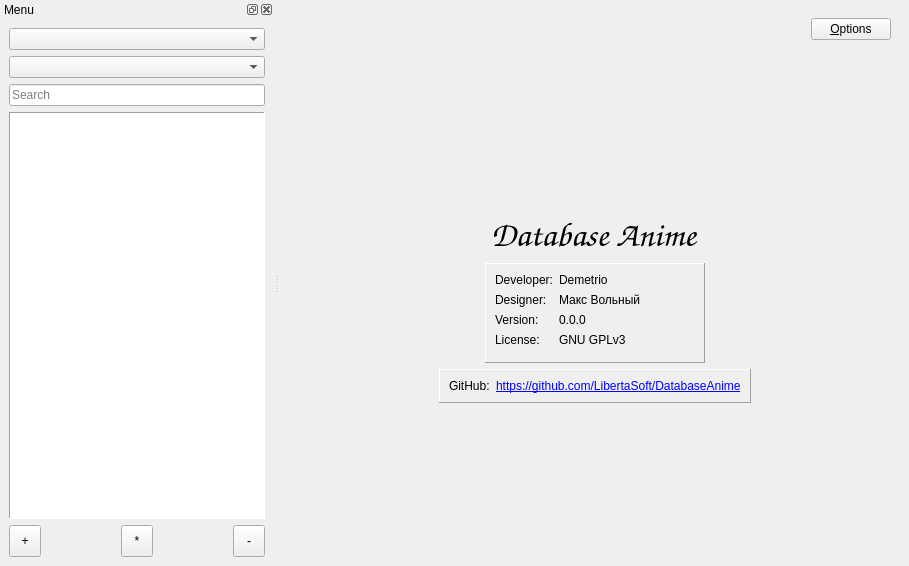
The window that mainwindow.ui (LibertaSoft/DatabaseAnime) describes before a commit, drawn with Qt 5.
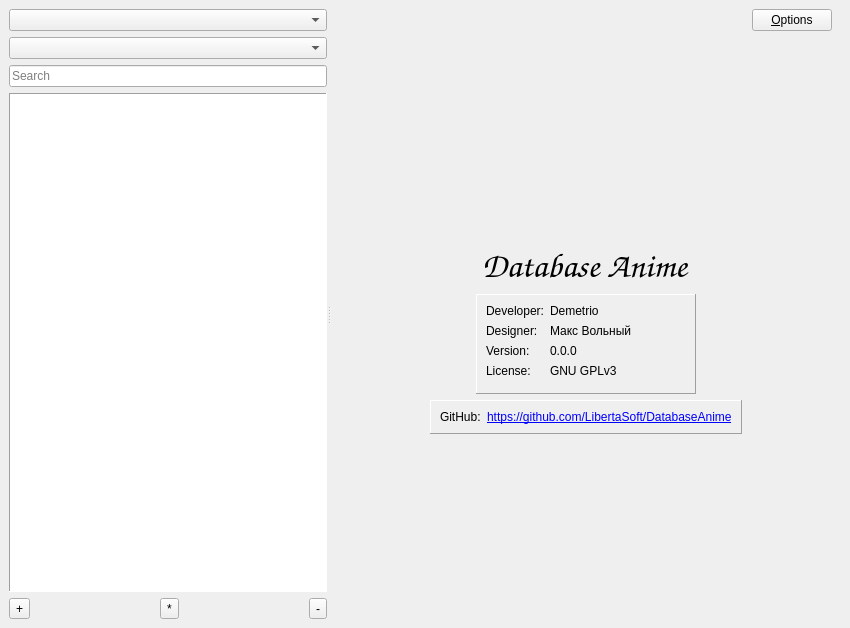
The same window after the commit. The open tabs and pages were chosen to show the change. Icons and pictures are not drawn. Custom widgets are drawn as their Qt base class.

Commit message: Удалён DockMenu, вместо него разделяемый splitter'ом layout. Координально изменён вид диалога настроек, в интерфейс добавлены импорт и экспорт. Частично реализован экспорт в XML.

The edit to the form file:
```diff
--- a/mainwindow.ui
+++ b/mainwindow.ui
@@ -6,8 +6,8 @@
    <rect>
     <x>0</x>
     <y>0</y>
-    <width>909</width>
-    <height>566</height>
+    <width>850</width>
+    <height>628</height>
    </rect>
   </property>
   <property name="windowTitle">
@@ -34,7 +34,169 @@
   <widget class="QWidget" name="centralwidget">
    <layout class="QHBoxLayout" name="horizontalLayout">
     <item>
+     <widget class="QSplitter" name="splitter">
+      <property name="orientation">
+       <enum>Qt::Horizontal</enum>
+      </property>
+      <widget class="QWidget" name="verticalLayoutWidget">
+       <layout class="QVBoxLayout" name="verticalLayout_6">
+        <property name="sizeConstraint">
+         <enum>QLayout::SetDefaultConstraint</enum>
+        </property>
+        <item>
+         <widget class="QComboBox" name="CB_Section">
+          <property name="sizePolicy">
+           <sizepolicy hsizetype="Preferred" vsizetype="Fixed">
+            <horstretch>0</horstretch>
+            <verstretch>0</verstretch>
+           </sizepolicy>
+          </property>
+         </widget>
+        </item>
+        <item>
+         <widget class="QComboBox" name="CB_Filter">
+          <property name="sizePolicy">
+           <sizepolicy hsizetype="Preferred" vsizetype="Fixed">
+            <horstretch>0</horstretch>
+            <verstretch>0</verstretch>
+           </sizepolicy>
+          </property>
+         </widget>
+        </item>
+        <item>
+         <widget class="QLineEdit" name="lineEdit_Search">
+          <property name="sizePolicy">
+           <sizepolicy hsizetype="Preferred" vsizetype="Fixed">
+            <horstretch>0</horstretch>
+            <verstretch>0</verstretch>
+           </sizepolicy>
+          </property>
+          <property name="text">
+           <string notr="true"/>
+          </property>
+          <property name="maxLength">
+           <number>256</number>
+          </property>
+          <property name="frame">
+           <bool>true</bool>
+          </property>
+          <property name="placeholderText">
+           <string>Search</string>
+          </property>
+          <property name="clearButtonEnabled">
+           <bool>true</bool>
+          </property>
+         </widget>
+        </item>
+        <item>
+         <widget class="QListView" name="listView_ListItemsSection">
+          <property name="sizePolicy">
+           <sizepolicy hsizetype="Preferred" vsizetype="Expanding">
+            <horstretch>0</horstretch>
+            <verstretch>0</verstretch>
+           </sizepolicy>
+          </property>
+          <property name="frameShape">
+           <enum>QFrame::Panel</enum>
+          </property>
+          <property name="selectionBehavior">
+           <enum>QAbstractItemView::SelectRows</enum>
+          </property>
+          <property name="uniformItemSizes">
+           <bool>true</bool>
+          </property>
+         </widget>
+        </item>
+        <item>
+         <layout class="QHBoxLayout" name="HLay_ToolBtn">
+          <property name="sizeConstraint">
+           <enum>QLayout::SetDefaultConstraint</enum>
+          </property>
+          <item>
+           <widget class="QToolButton" name="TButton_Add">
+            <property name="toolTip">
+             <string extracomment="Hint(toolTip) Button Add">Add</string>
+            </property>
+            <property name="text">
+             <string comment="Text on button add [unused]">+</string>
+            </property>
+            <property name="icon">
+             <iconset resource="resource.qrc">
+              <normaloff>:/images/list-add.png</normaloff>:/images/list-add.png</iconset>
+            </property>
+           </widget>
+          </item>
+          <item>
+           <spacer name="HSpacer_5">
+            <property name="orientation">
+             <enum>Qt::Horizontal</enum>
+            </property>
+            <property name="sizeType">
+             <enum>QSizePolicy::Expanding</enum>
+            </property>
+            <property name="sizeHint" stdset="0">
+             <size>
+              <width>20</width>
+              <height>20</height>
+             </size>
+            </property>
+           </spacer>
+          </item>
+          <item>
+           <widget class="QToolButton" name="TButton_Edit">
+            <property name="toolTip">
+             <string extracomment="Hint(toolTip) Button Edit">Edit</string>
+            </property>
+            <property name="text">
+             <string comment="Text on button edit [unused]">*</string>
+            </property>
+            <property name="icon">
+             <iconset resource="resource.qrc">
+              <normaloff>:/images/edit.png</normaloff>:/images/edit.png</iconset>
+            </property>
+           </widget>
+          </item>
+          <item>
+           <spacer name="HSpacer_6">
+            <property name="orientation">
+             <enum>Qt::Horizontal</enum>
+            </property>
+            <property name="sizeType">
+             <enum>QSizePolicy::Expanding</enum>
+            </property>
+            <property name="sizeHint" stdset="0">
+             <size>
+              <width>20</width>
+              <height>20</height>
+             </size>
+            </property>
+           </spacer>
+          </item>
+          <item>
+           <widget class="QToolButton" name="TButton_Delete">
+            <property name="toolTip">
+             <string extracomment="Hint(toolTip) Button Delete">Delete</string>
+            </property>
+            <property name="text">
+             <string comment="Text on button delete [unused]">-</string>
+            </property>
+            <property name="icon">
+             <iconset resource="resource.qrc">
+              <normaloff>:/images/list-remove.png</normaloff>:/images/list-remove.png</iconset>
+            </property>
+           </widget>
+          </item>
+         </layout>
+        </item>
+       </layout>
+      </widget>
      <widget class="QStackedWidget" name="stackedWidget">
+       <property name="sizePolicy">
+        <sizepolicy hsizetype="Preferred" vsizetype="Preferred">
+         <horstretch>0</horstretch>
+         <verstretch>0</verstretch>
+        </sizepolicy>
+       </property>
       <property name="baseSize">
        <size>
         <width>150</width>
@@ -52,6 +214,12 @@
       </property>
       <widget class="QWidget" name="StartPage">
        <layout class="QVBoxLayout" name="verticalLayout_2">
+         <property name="topMargin">
+          <number>0</number>
+         </property>
+         <property name="bottomMargin">
+          <number>0</number>
+         </property>
         <item>
          <layout class="QHBoxLayout" name="HLay_Options">
           <property name="sizeConstraint">
@@ -134,12 +302,6 @@
           <property name="frameShadow">
            <enum>QFrame::Plain</enum>
           </property>
-          <property name="text">
-           <string notr="true"/>
-          </property>
-          <property name="textFormat">
-           <enum>Qt::AutoText</enum>
-          </property>
           <property name="pixmap">
            <pixmap resource="resource.qrc">:/images/DBA_logo_m.png</pixmap>
           </property>
@@ -149,18 +311,6 @@
           <property name="alignment">
            <set>Qt::AlignCenter</set>
           </property>
-          <property name="wordWrap">
-           <bool>false</bool>
-          </property>
-          <property name="margin">
-           <number>0</number>
-          </property>
-          <property name="indent">
-           <number>-1</number>
-          </property>
-          <property name="openExternalLinks">
-           <bool>false</bool>
-          </property>
          </widget>
         </item>
         <item>
@@ -569,169 +719,9 @@
        </layout>
       </widget>
      </widget>
-    </item>
-   </layout>
-  </widget>
-  <widget class="QDockWidget" name="dockMenu">
-   <property name="minimumSize">
-    <size>
-     <width>140</width>
-     <height>429</height>
-    </size>
-   </property>
-   <property name="maximumSize">
-    <size>
-     <width>524287</width>
-     <height>524287</height>
-    </size>
-   </property>
-   <property name="baseSize">
-    <size>
-     <width>0</width>
-     <height>0</height>
-    </size>
-   </property>
-   <property name="floating">
-    <bool>false</bool>
-   </property>
-   <property name="allowedAreas">
-    <set>Qt::LeftDockWidgetArea|Qt::RightDockWidgetArea</set>
-   </property>
-   <property name="windowTitle">
-    <string>Menu</string>
-   </property>
-   <attribute name="dockWidgetArea">
-    <number>1</number>
-   </attribute>
-   <widget class="QWidget" name="dockWidgetContents">
-    <layout class="QVBoxLayout" name="verticalLayout">
-     <item>
-      <widget class="QComboBox" name="CB_Section"/>
-     </item>
-     <item>
-      <widget class="QComboBox" name="CB_Filter"/>
-     </item>
-     <item>
-      <widget class="QLineEdit" name="lineEdit_Search">
-       <property name="text">
-        <string notr="true"/>
-       </property>
-       <property name="maxLength">
-        <number>256</number>
-       </property>
-       <property name="placeholderText">
-        <string>Search</string>
-       </property>
-       <property name="clearButtonEnabled">
-        <bool>true</bool>
-       </property>
-      </widget>
-     </item>
-     <item>
-      <widget class="QListView" name="listView_ListItemsSection">
-       <property name="frameShape">
-        <enum>QFrame::Panel</enum>
-       </property>
-       <property name="selectionBehavior">
-        <enum>QAbstractItemView::SelectRows</enum>
-       </property>
-       <property name="uniformItemSizes">
-        <bool>true</bool>
-       </property>
-      </widget>
-     </item>
-     <item>
-      <layout class="QHBoxLayout" name="HLay_ToolBtn">
-       <item>
-        <widget class="QToolButton" name="TButton_Add">
-         <property name="minimumSize">
-          <size>
-           <width>32</width>
-           <height>32</height>
-          </size>
-         </property>
-         <property name="toolTip">
-          <string extracomment="Hint(toolTip) Button Add">Add</string>
-         </property>
-         <property name="text">
-          <string comment="Text on button add [unused]">+</string>
-         </property>
-         <property name="icon">
-          <iconset resource="resource.qrc">
-           <normaloff>:/images/list-add.png</normaloff>:/images/list-add.png</iconset>
-         </property>
-        </widget>
-       </item>
-       <item>
-        <spacer name="HSpacer_5">
-         <property name="orientation">
-          <enum>Qt::Horizontal</enum>
-         </property>
-         <property name="sizeHint" stdset="0">
-          <size>
-           <width>40</width>
-           <height>20</height>
-          </size>
-         </property>
-        </spacer>
-       </item>
-       <item>
-        <widget class="QToolButton" name="TButton_Edit">
-         <property name="minimumSize">
-          <size>
-           <width>32</width>
-           <height>32</height>
-          </size>
-         </property>
-         <property name="toolTip">
-          <string extracomment="Hint(toolTip) Button Edit">Edit</string>
-         </property>
-         <property name="text">
-          <string comment="Text on button edit [unused]">*</string>
-         </property>
-         <property name="icon">
-          <iconset resource="resource.qrc">
-           <normaloff>:/images/edit.png</normaloff>:/images/edit.png</iconset>
-         </property>
-        </widget>
-       </item>
-       <item>
-        <spacer name="HSpacer_6">
-         <property name="orientation">
-          <enum>Qt::Horizontal</enum>
-         </property>
-         <property name="sizeHint" stdset="0">
-          <size>
-           <width>40</width>
-           <height>20</height>
-          </size>
-         </property>
-        </spacer>
-       </item>
-       <item>
-        <widget class="QToolButton" name="TButton_Delete">
-         <property name="minimumSize">
-          <size>
-           <width>32</width>
-           <height>32</height>
-          </size>
-         </property>
-         <property name="toolTip">
-          <string extracomment="Hint(toolTip) Button Delete">Delete</string>
-         </property>
-         <property name="text">
-          <string comment="Text on button delete [unused]">-</string>
-         </property>
-         <property name="icon">
-          <iconset resource="resource.qrc">
-           <normaloff>:/images/list-remove.png</normaloff>:/images/list-remove.png</iconset>
-         </property>
-        </widget>
-       </item>
-      </layout>
-     </item>
-    </layout>
-   </widget>
+     </widget>
+    </item>
+   </layout>
   </widget>
  </widget>
  <customwidgets>
```
Left out of the diff: 15 changed lines with no effect on the pictures. Lines whose indentation alone changed are shown as unchanged. The commit also changes 7 other files.
